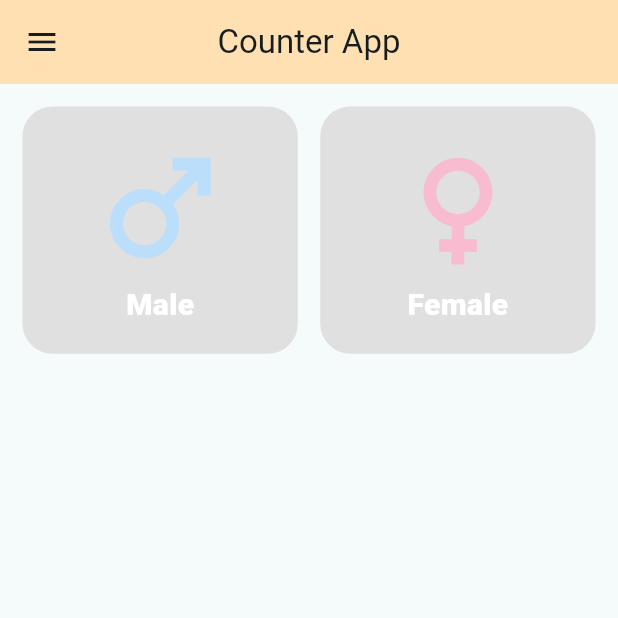
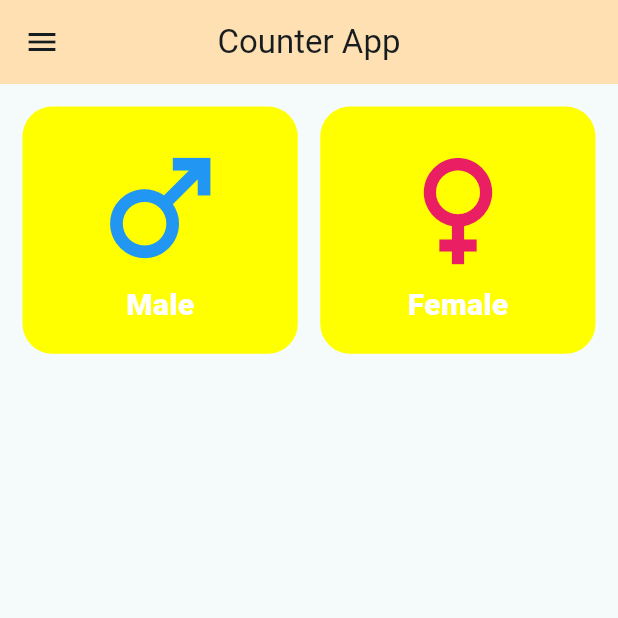
Before and after one commit to Ratndeep1999/bmi_calculator, a Flutter app: the screen it shows after launch, on a phone screen of 412 x 824 dp, the top half of it. Run offline on Flutter 3.47's test engine with Material 3 defaults, Android fonts, the phone set to English and light mode, and no system bars.

```diff
--- a/lib/bmi_calculator_page.dart
+++ b/lib/bmi_calculator_page.dart
@@ -34,7 +34,7 @@ class _BmiCalculatorPageState extends State<BmiCalculatorPage> {
                       width: MediaQuery.of(context).size.width * 0.10,
                       decoration: BoxDecoration(
                         borderRadius: BorderRadius.circular(20),
-                        color: Colors.grey.shade300,
+                        color: Colors.yellowAccent,
                       ),
                       child: Column(
                         mainAxisAlignment: MainAxisAlignment.center,
@@ -42,7 +42,7 @@ class _BmiCalculatorPageState extends State<BmiCalculatorPage> {
                           Icon(
                             Icons.male,
                             size: 100,
-                            color: Colors.blue.shade100,
+                            color: Colors.blue.shade500,
                           ),
                           Text(
                             "Male",
@@ -66,7 +66,7 @@ class _BmiCalculatorPageState extends State<BmiCalculatorPage> {
                       width: MediaQuery.of(context).size.width * 0.10,
                       decoration: BoxDecoration(
                         borderRadius: BorderRadius.circular(20),
-                        color: Colors.grey.shade300,
+                        color: Colors.yellowAccent,
                       ),
                       child: Column(
                         mainAxisAlignment: MainAxisAlignment.center,
@@ -74,7 +74,7 @@ class _BmiCalculatorPageState extends State<BmiCalculatorPage> {
                           Icon(
                             Icons.female,
                             size: 100,
-                            color: Colors.pink.shade100,
+                            color: Colors.pink.shade500,
                           ),
                           Text(
                             "Female",
```
